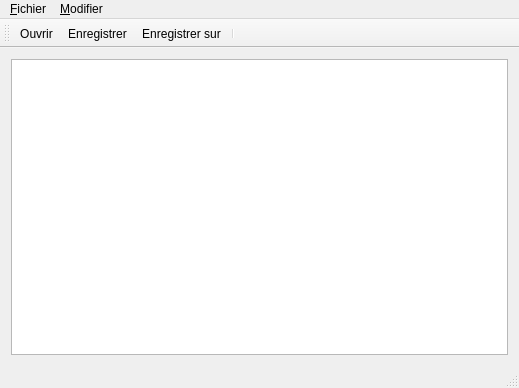
Before: the Qt Designer form Music/music.ui in Asifadam93/FiltreMusical, drawn with Qt 5.
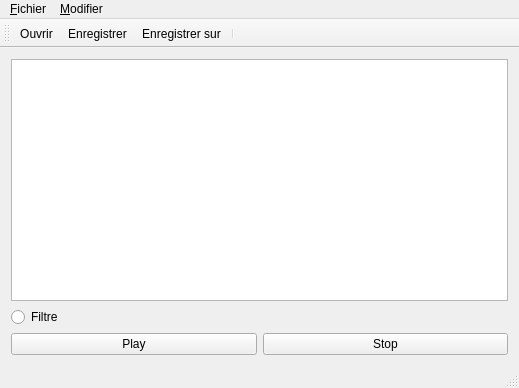
After: the same form once the commit is applied. Icons and pictures are not drawn.

Commit message: add play button stop button filtre passe bas radio button

```diff
--- a/Music/music.ui
+++ b/Music/music.ui
@@ -14,14 +14,35 @@
    <string>Music [*]</string>
   </property>
   <widget class="QWidget" name="centralWidget">
-   <layout class="QHBoxLayout" name="horizontalLayout">
-    <item>
+   <layout class="QGridLayout" name="gridLayout">
+    <item row="0" column="0" colspan="2">
      <widget class="QPlainTextEdit" name="plainTextEdit">
       <property name="documentTitle">
        <string/>
       </property>
      </widget>
     </item>
+    <item row="1" column="0">
+     <widget class="QRadioButton" name="radioButtonFiltre">
+      <property name="text">
+       <string>Filtre</string>
+      </property>
+     </widget>
+    </item>
+    <item row="2" column="0">
+     <widget class="QPushButton" name="pushButtonPlay">
+      <property name="text">
+       <string>Play</string>
+      </property>
+     </widget>
+    </item>
+    <item row="2" column="1">
+     <widget class="QPushButton" name="pushButtonStop">
+      <property name="text">
+       <string>Stop</string>
+      </property>
+     </widget>
+    </item>
    </layout>
   </widget>
   <widget class="QMenuBar" name="menuBar">
```
Left out of the diff: 2 changed lines with no effect on the pictures. The commit also changes 3 other files.
